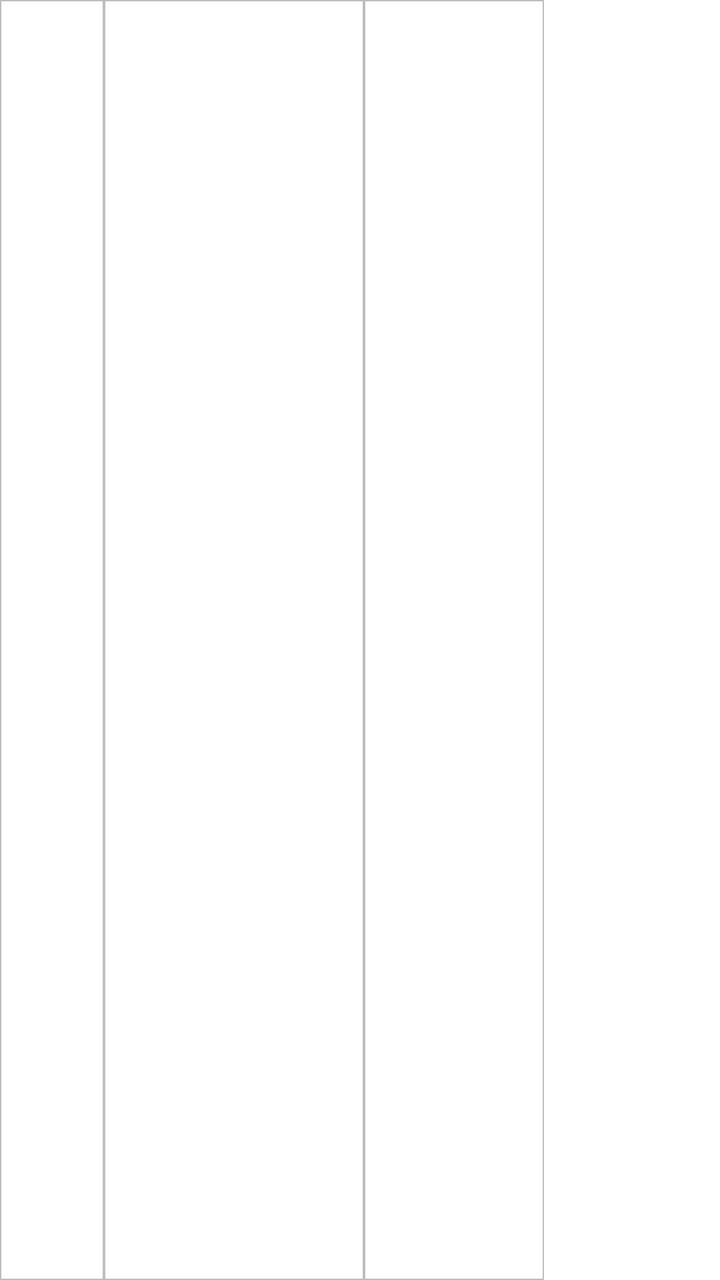
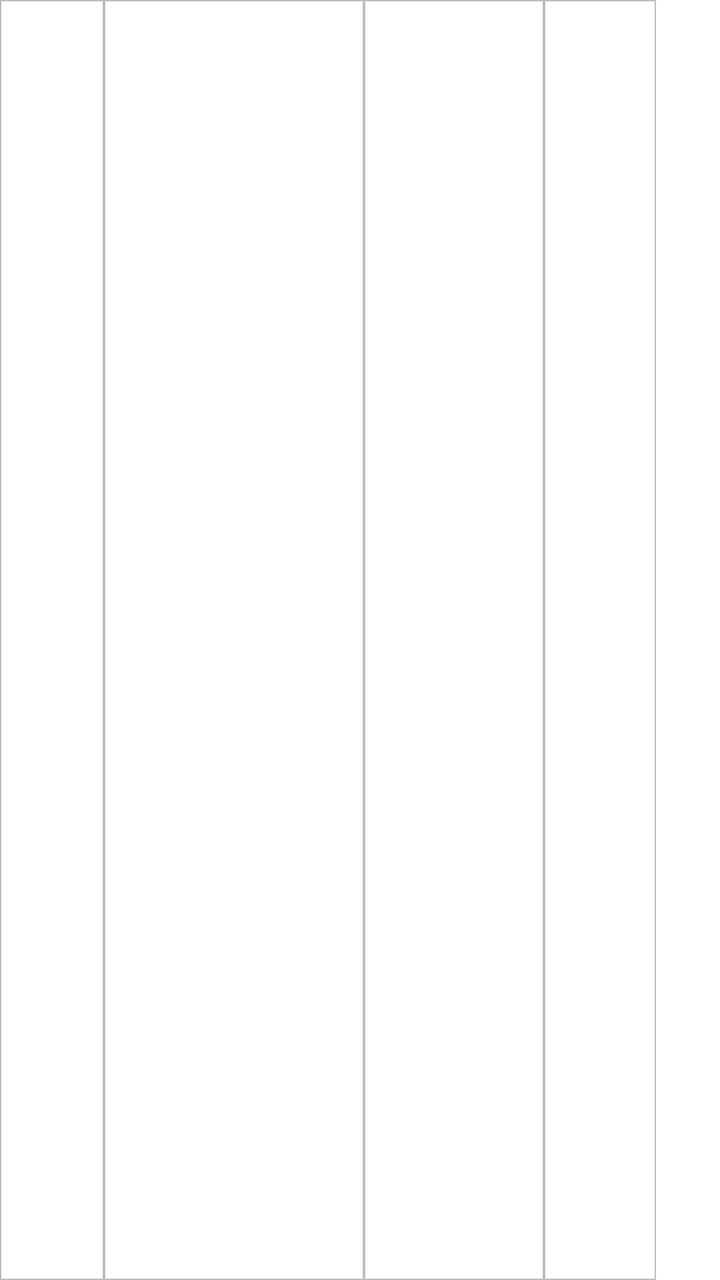

Two renders of the same Android screen: before a commit and after it. Below are the layout's source before the change and the commit's diff.
<!-- AndroidManifest.xml: application theme Theme.MyHrms -->
<!-- res/layout/item_emp_att_fixed.xml -->
<?xml version="1.0" encoding="utf-8"?>
<LinearLayout xmlns:android="http://schemas.android.com/apk/res/android"
    android:layout_width="wrap_content"
    android:layout_height="36dp"
    android:orientation="horizontal">

    <TextView android:id="@+id/tvCode"
        android:layout_width="52dp" android:layout_height="match_parent"
        android:gravity="center" android:textSize="11sp"
        android:textColor="@color/label_text"
        android:background="@drawable/table_cell_border"
        android:paddingStart="2dp" android:paddingEnd="2dp"
        android:ellipsize="end" android:maxLines="1" />

    <TextView android:id="@+id/tvName"
        android:layout_width="130dp" android:layout_height="match_parent"
        android:gravity="center_vertical" android:textSize="11sp"
        android:textColor="@color/label_text"
        android:background="@drawable/table_cell_border"
        android:paddingStart="4dp" android:paddingEnd="2dp"
        android:ellipsize="end" android:maxLines="1" />

    <TextView android:id="@+id/tvDept"
        android:layout_width="90dp" android:layout_height="match_parent"
        android:gravity="center" android:textSize="10sp"
        android:textColor="@color/hint_text"
        android:background="@drawable/table_cell_border"
        android:paddingStart="2dp" android:paddingEnd="2dp"
        android:ellipsize="end" android:maxLines="1" />
</LinearLayout>
<!-- resources referenced by this layout -->
<resources>
  <color name="hint_text">#AAAAAA</color>
  <color name="label_text">#222222</color>
  <!-- drawable table_cell_border (drawable) -->
  <?xml version="1.0" encoding="utf-8"?>
  <shape xmlns:android="http://schemas.android.com/apk/res/android">
      <solid android:color="#FFFFFF" />
      <stroke android:width="0.5dp" android:color="#BDBDBD" />
  </shape>
  <style name="Theme.MyHrms" parent="Theme.MaterialComponents.DayNight.NoActionBar">
          
          <item name="colorPrimary">@color/toolbar_dark_blue</item>
          <item name="colorPrimaryVariant">@color/toolbar_dark_blue</item>
          <item name="colorOnPrimary">@color/white</item>
          
          <item name="colorSecondary">@color/teal_200</item>
          <item name="colorSecondaryVariant">@color/teal_700</item>
          <item name="colorOnSecondary">@color/black</item>
          
          <item name="android:statusBarColor">@color/toolbar_dark_blue</item>
          
      </style>
  <color name="toolbar_dark_blue">#1B4332</color>
  <color name="white">#FFFFFFFF</color>
  <color name="teal_200">#FF03DAC5</color>
  <color name="teal_700">#FF018786</color>
  <color name="black">#FF000000</color>
</resources>

<!-- the commit's change to res/layout/item_emp_att_fixed.xml (unified diff, before → after) -->
@@ -27,4 +27,12 @@
         android:background="@drawable/table_cell_border"
         android:paddingStart="2dp" android:paddingEnd="2dp"
         android:ellipsize="end" android:maxLines="1" />
+
+    <TextView android:id="@+id/tvShed"
+        android:layout_width="56dp" android:layout_height="match_parent"
+        android:gravity="center" android:textSize="10sp"
+        android:textColor="@color/hint_text"
+        android:background="@drawable/table_cell_border"
+        android:paddingStart="2dp" android:paddingEnd="2dp"
+        android:ellipsize="end" android:maxLines="1" />
 </LinearLayout>
